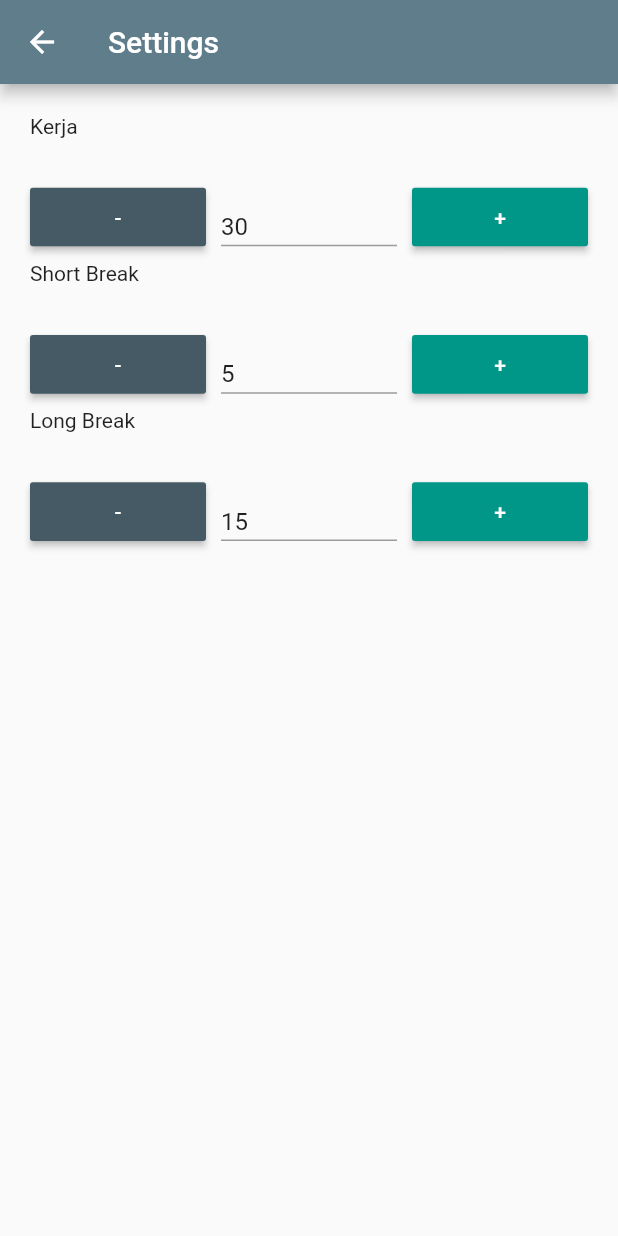
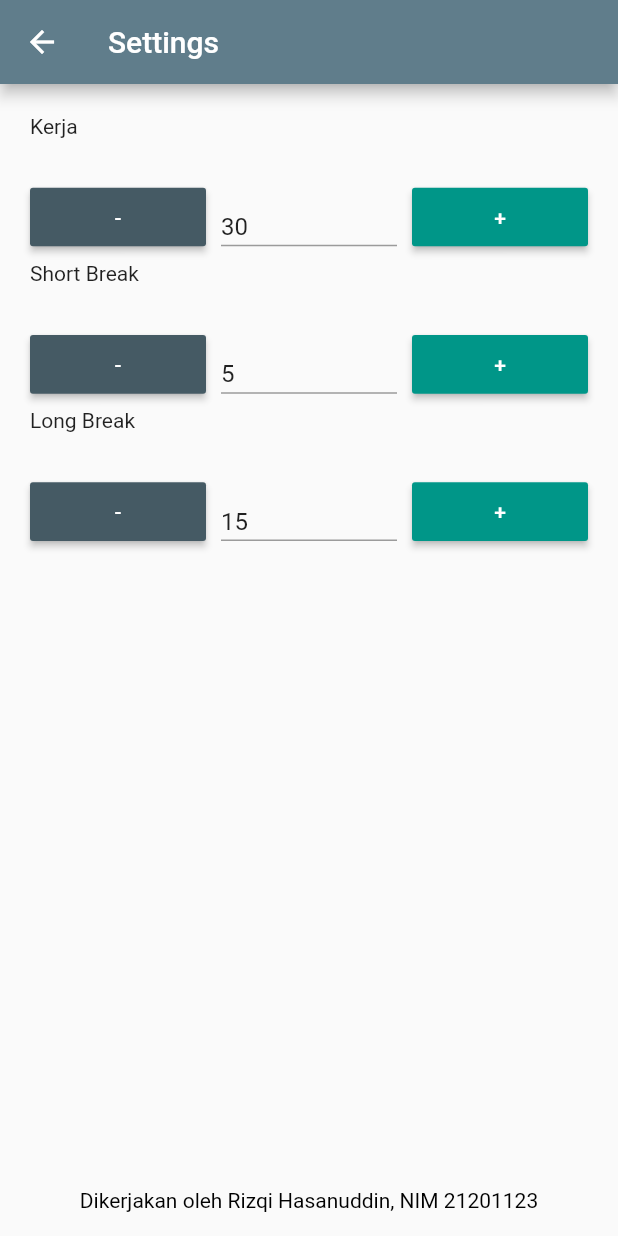
Before and after one commit to rzqh/timer_app, a Flutter app: the SettingScreen screen opened directly, on a phone screen of 412 x 824 dp. Run offline on Flutter 3.47's test engine with Material 2 defaults, Android fonts, the phone set to English and light mode, and no system bars; our stand-ins replace percent_indicator, shared_preferences; accounts and stored records are empty.

Commit message:
syarat tugas

```diff
--- a/lib/screen/settings.dart
+++ b/lib/screen/settings.dart
@@ -66,7 +66,12 @@ class _SettingsState extends State<Settings> {
 
   @override
   Widget build(BuildContext context) {
-    return GridView.count(
+    return Column(
+      children: [
+        Expanded(
+          child: SizedBox(
+            height: 300, // Sesuaikan tinggi sesuai kebutuhan
+            child: GridView.count(
               crossAxisCount: 3,
               childAspectRatio: 3,
               scrollDirection: Axis.vertical,
@@ -141,6 +146,20 @@ class _SettingsState extends State<Settings> {
                   ),
                 ),
               ],
+            ),
+          ),
+        ),
+        Container(
+          padding: const EdgeInsets.all(16.0),
+          child: Text(
+            'Dikerjakan oleh Rizqi Hasanuddin, NIM 21201123',
+            style: TextStyle(
+              fontSize: 14.0,
+              color: Colors.black,
+            ),
+          ),
+        ),
+      ],
     );
   }
 
```
Also changed, not shown: lib/screen/timer_home_page.dart (+10 -0 lines). Lines whose indentation alone changed are shown as unchanged.
